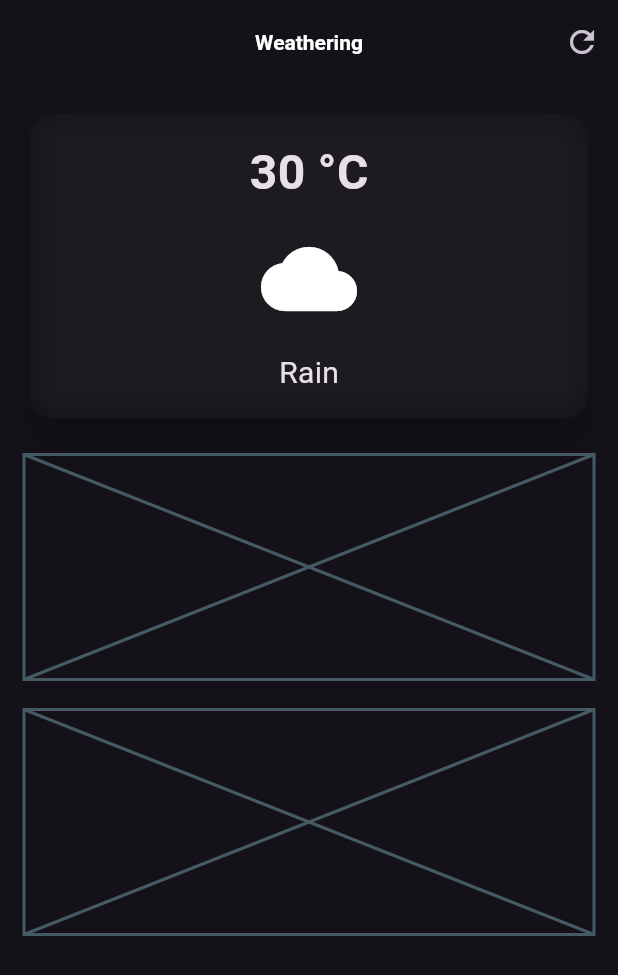
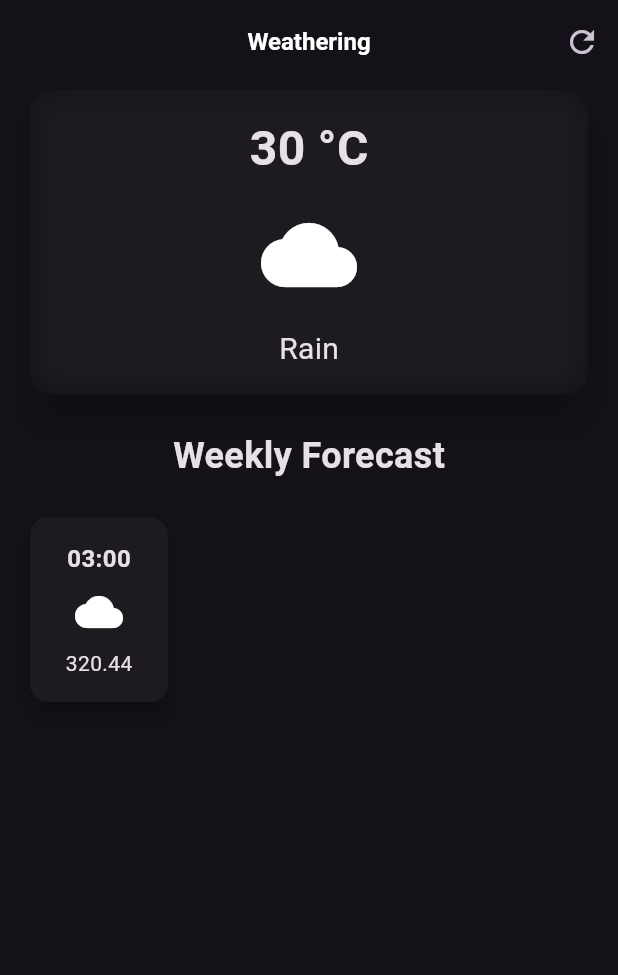
Before and after one commit to SyedWafiHasan/Weathering, a Flutter app: the screen it shows after launch, on a phone screen of 412 x 824 dp. Shown: the top 975 px of the screen. Run offline on Flutter 3.47's test engine with Material 2 defaults, Android fonts, the phone set to English and light mode, and no system bars.

Commit message:
Completed one card view. Moving to secondary

```diff
--- a/lib/weather_screen.dart
+++ b/lib/weather_screen.dart
@@ -10,12 +10,13 @@ class WeatherScreen extends StatelessWidget {
     return Scaffold(
       appBar: AppBar(
         title: const Text("Weathering"),
-        titleTextStyle: const TextStyle(fontWeight: FontWeight.bold),
+        titleTextStyle:
+            const TextStyle(fontWeight: FontWeight.bold, fontSize: 16),
         centerTitle: true,
         actions: [
           IconButton(
             onPressed: () {
-              print('refresh');
+              //TODO : implement onPressed
             },
             icon: const Icon(
               Icons.refresh,
@@ -24,7 +25,7 @@ class WeatherScreen extends StatelessWidget {
         ],
       ),
       body: Padding(
-        padding: const EdgeInsets.all(16.0),
+        padding: const EdgeInsets.symmetric(horizontal: 16),
         child: Column(
           children: [
             // main card
@@ -53,21 +54,12 @@ class WeatherScreen extends StatelessWidget {
                               fontWeight: FontWeight.bold,
                             ),
                           ),
-                          SizedBox(
-                            height: 16,
-                          ),
-                          Icon(
-                            Icons.cloud,
-                            size: 64,
-                          ),
-                          SizedBox(
-                            height: 16,
-                          ),
+                          SizedBox(height: 16),
+                          Icon(Icons.cloud, size: 64),
+                          SizedBox(height: 16),
                           Text(
                             'Rain',
-                            style: TextStyle(
-                              fontSize: 20,
-                            ),
+                            style: TextStyle(fontSize: 20),
                           ),
                         ],
                       ),
@@ -76,20 +68,49 @@ class WeatherScreen extends StatelessWidget {
                 ),
               ),
             ),
-            const SizedBox(
-              height: 20,
+            const SizedBox(height: 20),
+            const Text(
+              "Weekly Forecast",
+              style: TextStyle(
+                fontSize: 24,
+                fontWeight: FontWeight.bold,
+              ),
             ),
+            const SizedBox(height: 20),
             // weather forecast cards
-            const Placeholder(
-              fallbackHeight: 150,
+            const Row(
+              children: [
+                SizedBox(
+                  width: 100,
+                  child: Card(
+                    elevation: 6,
+                    child: Padding(
+                      padding: EdgeInsets.all(16),
+                      child: Column(
+                        children: [
+                          Text(
+                            '03:00',
+                            style: TextStyle(
+                              fontSize: 16,
+                              fontWeight: FontWeight.bold,
+                            ),
+                          ),
+                          SizedBox(height: 8),
+                          Icon(
+                            Icons.cloud,
+                            size: 32,
+                          ),
+                          SizedBox(height: 8),
+                          Text('320.44'),
+                        ],
+                      ),
+                    ),
+                  ),
+                ),
+              ],
             ),
-            const SizedBox(
-              height: 20,
-            ),
+            const SizedBox(height: 20),
             // additional information
-            const Placeholder(
-              fallbackHeight: 150,
-            ),
           ],
         ),
       ),
```
